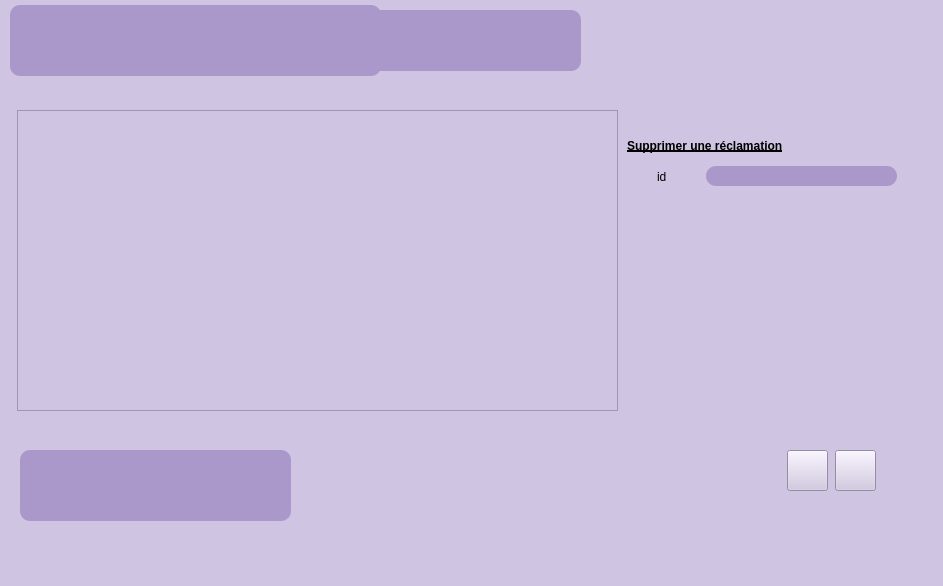
Qt form stock.ui (brahimABD98/smartkids) before a commit.
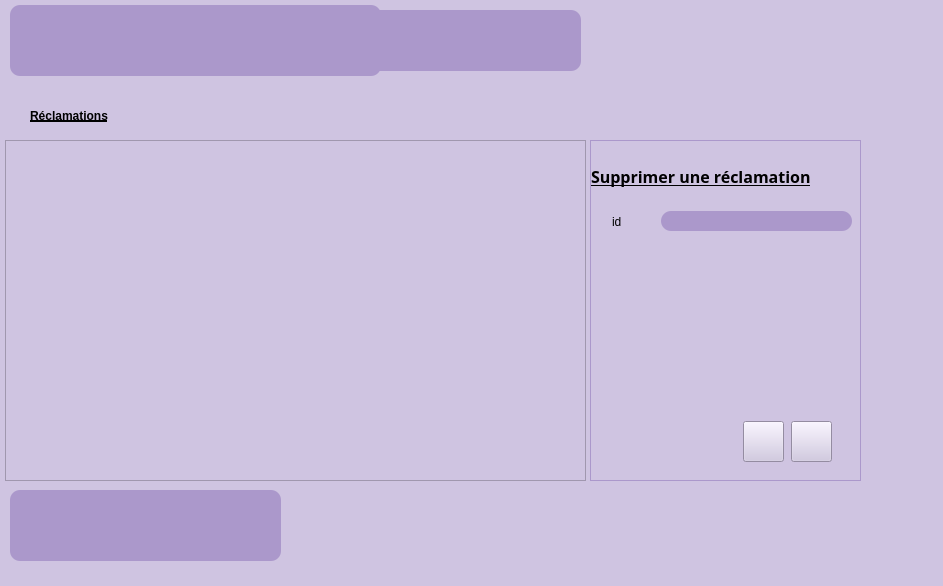
The same form after that commit. The open tabs and pages were chosen to show the change. Icons and pictures are not drawn.

```diff
--- a/stock.ui
+++ b/stock.ui
@@ -1966,8 +1966,8 @@
     <widget class="QLabel" name="label_14">
      <property name="geometry">
       <rect>
-       <x>37</x>
-       <y>30</y>
+       <x>30</x>
+       <y>20</y>
        <width>221</width>
        <height>31</height>
       </rect>
@@ -1984,22 +1984,31 @@
     <widget class="QTableView" name="tab_reclamation">
      <property name="geometry">
       <rect>
-       <x>17</x>
-       <y>30</y>
-       <width>601</width>
-       <height>301</height>
+       <x>5</x>
+       <y>60</y>
+       <width>581</width>
+       <height>341</height>
       </rect>
      </property>
     </widget>
     <widget class="QStackedWidget" name="stackedWidget_3">
      <property name="geometry">
       <rect>
-       <x>627</x>
-       <y>30</y>
-       <width>291</width>
-       <height>401</height>
+       <x>590</x>
+       <y>60</y>
+       <width>271</width>
+       <height>341</height>
       </rect>
      </property>
+     <property name="styleSheet">
+      <string notr="true">QStackedWidget{
+
+border : 1px solid;
+	border-color: rgb(171, 152, 203);
+
+
+;}</string>
+     </property>
      <property name="currentIndex">
       <number>1</number>
      </property>
@@ -2368,8 +2377,8 @@
       <widget class="QPushButton" name="pushButton_12">
        <property name="geometry">
         <rect>
-         <x>208</x>
-         <y>340</y>
+         <x>200</x>
+         <y>280</y>
          <width>41</width>
          <height>41</height>
         </rect>
@@ -2384,8 +2393,8 @@
       <widget class="QLineEdit" name="lineEdit_id_supp_equip_2">
        <property name="geometry">
         <rect>
-         <x>79</x>
-         <y>56</y>
+         <x>70</x>
+         <y>70</y>
          <width>191</width>
          <height>20</height>
         </rect>
@@ -2406,6 +2415,16 @@
          <height>31</height>
         </rect>
        </property>
+       <property name="font">
+        <font>
+         <family>Quicksand</family>
+         <pointsize>12</pointsize>
+         <weight>75</weight>
+         <italic>false</italic>
+         <bold>true</bold>
+         <underline>true</underline>
+        </font>
+       </property>
        <property name="styleSheet">
         <string notr="true">font: 75 13pt &quot;Quicksand&quot;;
 text-decoration: underline;
@@ -2418,8 +2437,8 @@
       <widget class="QPushButton" name="pushButton_s_e_2">
        <property name="geometry">
         <rect>
-         <x>160</x>
-         <y>340</y>
+         <x>152</x>
+         <y>280</y>
          <width>41</width>
          <height>41</height>
         </rect>
@@ -2434,8 +2453,8 @@
       <widget class="QLabel" name="label_24">
        <property name="geometry">
         <rect>
-         <x>30</x>
-         <y>60</y>
+         <x>21</x>
+         <y>74</y>
          <width>47</width>
          <height>14</height>
         </rect>
@@ -2513,8 +2532,8 @@
     <widget class="QFrame" name="frame_5">
      <property name="geometry">
       <rect>
-       <x>20</x>
-       <y>370</y>
+       <x>10</x>
+       <y>410</y>
        <width>271</width>
        <height>71</height>
       </rect>
```
Left out of the diff: 86 changed lines with no effect on the pictures.
